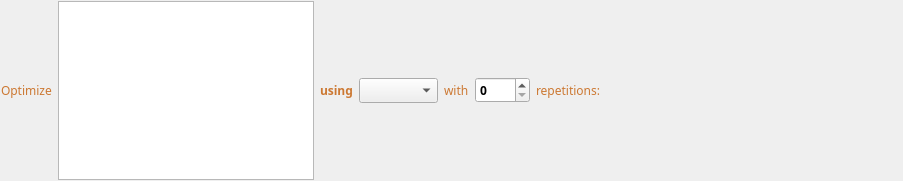
First picture: the form in condetrol/condetrol/experiment_viewer/steps_editor/step_uis/sequence_optimization_iteration.ui, repository light-scattering-iogs/caqtus, before the edit.
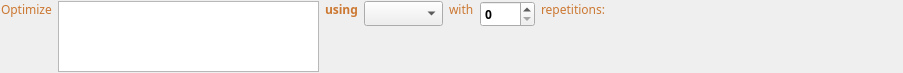
Second picture: the form after the edit.

Commit message: Implement basic table for optimization variables

Patch:
```diff
--- a/condetrol/condetrol/experiment_viewer/steps_editor/step_uis/sequence_optimization_iteration.ui
+++ b/condetrol/condetrol/experiment_viewer/steps_editor/step_uis/sequence_optimization_iteration.ui
@@ -7,7 +7,7 @@
     <x>0</x>
     <y>0</y>
     <width>903</width>
-    <height>181</height>
+    <height>73</height>
    </rect>
   </property>
   <property name="font">
@@ -42,7 +42,7 @@
    <property name="bottomMargin">
     <number>0</number>
    </property>
-   <item>
+   <item alignment="Qt::AlignTop">
     <widget class="QFrame" name="frame">
      <property name="frameShape">
       <enum>QFrame::NoFrame</enum>
@@ -53,7 +53,10 @@
      <property name="lineWidth">
       <number>0</number>
      </property>
-     <layout class="QHBoxLayout" name="horizontalLayout_2" stretch="0,0,0,0,0,0,0,1">
+     <layout class="QHBoxLayout" name="horizontalLayout_2" stretch="0,1,0,0,0,0,0,0">
+      <property name="sizeConstraint">
+       <enum>QLayout::SetDefaultConstraint</enum>
+      </property>
       <property name="leftMargin">
        <number>1</number>
       </property>
@@ -66,7 +69,7 @@
       <property name="bottomMargin">
        <number>1</number>
       </property>
-      <item>
+      <item alignment="Qt::AlignTop">
        <widget class="QLabel" name="label">
         <property name="sizePolicy">
          <sizepolicy hsizetype="Preferred" vsizetype="Minimum">
@@ -89,10 +92,17 @@
         </property>
        </widget>
       </item>
-      <item>
-       <widget class="QTableView" name="tableView"/>
+      <item alignment="Qt::AlignTop">
+       <widget class="QTableView" name="variables_view">
+        <property name="maximumSize">
+         <size>
+          <width>16777215</width>
+          <height>16777215</height>
+         </size>
+        </property>
+       </widget>
       </item>
-      <item>
+      <item alignment="Qt::AlignTop">
        <widget class="QLabel" name="label_3">
         <property name="font">
          <font>
@@ -107,10 +117,10 @@
         </property>
        </widget>
       </item>
-      <item>
-       <widget class="QComboBox" name="comboBox"/>
+      <item alignment="Qt::AlignTop">
+       <widget class="QComboBox" name="optimizer_combobox"/>
       </item>
-      <item>
+      <item alignment="Qt::AlignTop">
        <widget class="QLabel" name="label_4">
         <property name="font">
          <font>
@@ -127,14 +137,14 @@
         </property>
        </widget>
       </item>
-      <item>
+      <item alignment="Qt::AlignTop">
        <widget class="QSpinBox" name="repetition_spin_box">
         <property name="maximum">
          <number>9999</number>
         </property>
        </widget>
       </item>
-      <item>
+      <item alignment="Qt::AlignTop">
        <widget class="QLabel" name="label_5">
         <property name="font">
          <font>
```
The commit also changes 3 other files.
